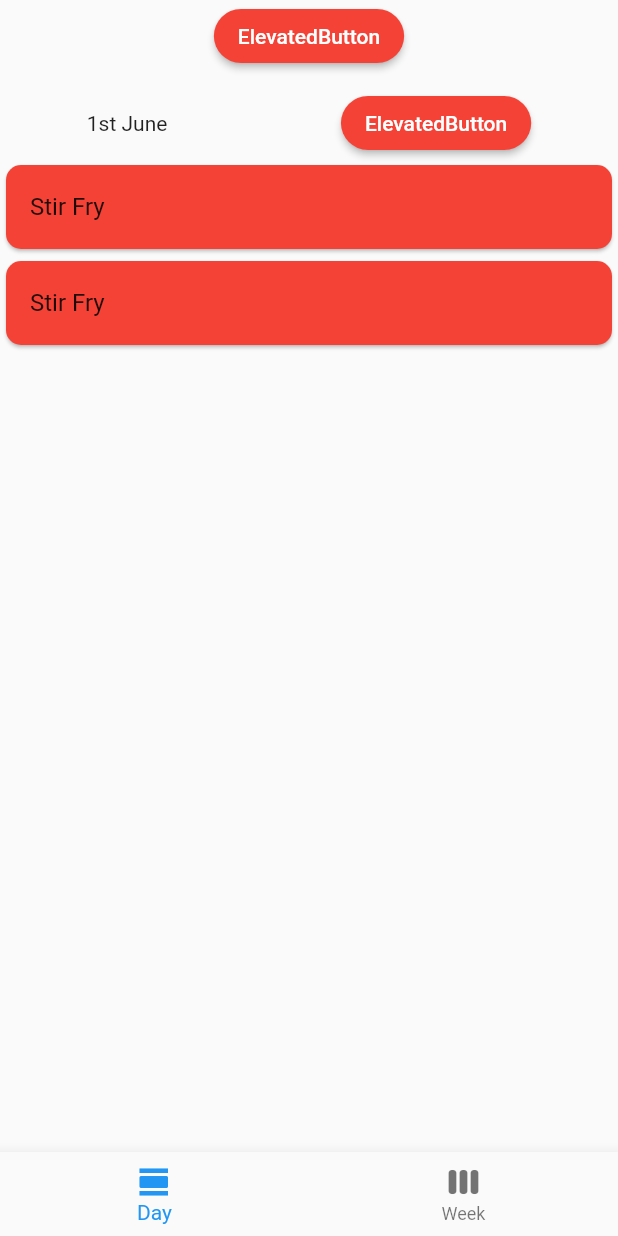
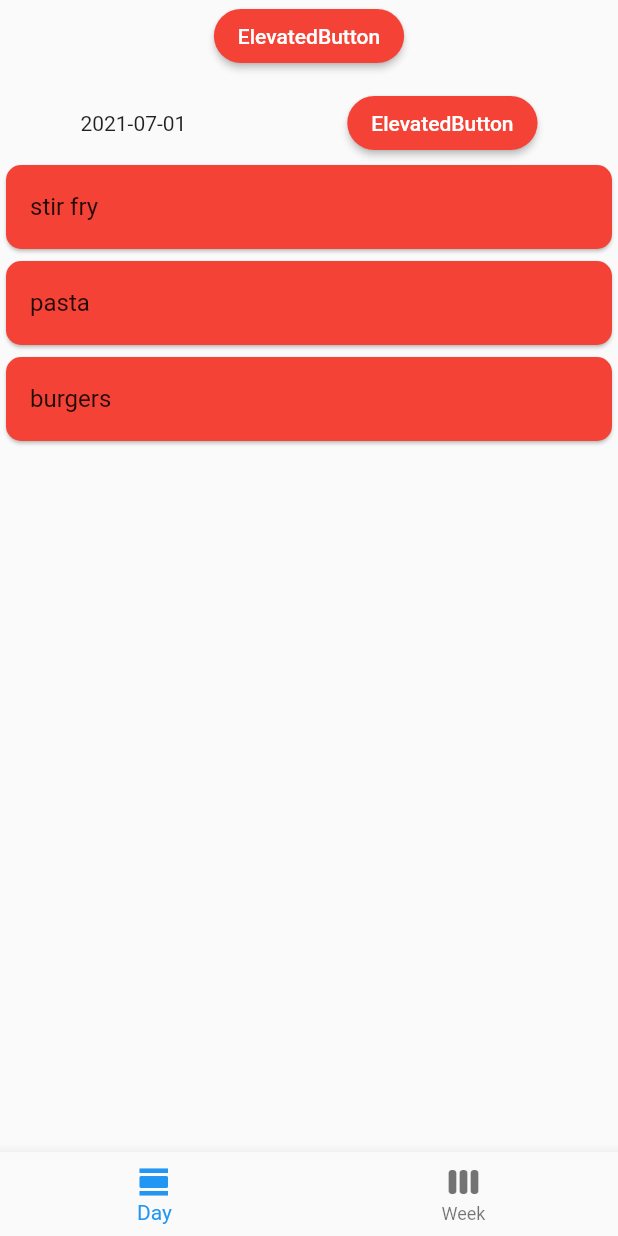
Before and after one commit to hungrymissilepod/meal_planner, a Flutter app: the screen it shows after launch, on a phone screen of 412 x 824 dp. Run offline on Flutter 3.47's test engine with Material 2 defaults, Android fonts, the phone set to English and light mode, and no system bars; our stand-ins replace bloc, equatable, flutter_bloc.

Commit message:
Show meals for certain days

```diff
--- a/configs/meals.json
+++ b/configs/meals.json
@@ -4,7 +4,8 @@
       "date": "2021-07-01",
       "meals": [
         "stir fry",
-        "pasta"
+        "pasta",
+        "burgers"
       ]
     },
     {
--- a/lib/main.dart
+++ b/lib/main.dart
@@ -3,6 +3,7 @@ import 'package:flutter/material.dart';
 /// Bloc + Cubit
 import 'package:flutter_bloc/flutter_bloc.dart';
 import 'package:mealplanner/cubit/planner_cubit.dart';
+import 'package:mealplanner/models/planner_models.dart';
 import 'package:mealplanner/models/planner_repository.dart';
 
 void main() {
@@ -33,6 +34,7 @@ class MyHomePage extends StatefulWidget {
 
 class _MyHomePageState extends State<MyHomePage> {
 
+  // TODO: create TEST button to add a meal to a day. Ensure that state and widgets are updated and we always see up to date planner
   // TODO: ensure we can add meals from list for certain days
   // TODO: clean up code and UI - get basic UI looking as it should
   // TODO: create Meals list screen
@@ -67,15 +69,13 @@ class _MyHomePageState extends State<MyHomePage> {
     return BlocBuilder<PlannerCubit, PlannerState>(
       builder: (context, state) {
         if (state is PlannerLoaded) {
-          print(state.weekPlan.days[0].date);
-          print(state.weekPlan.days[0].meals.toString());
           return Scaffold(
             body: PageView(
               onPageChanged: _setCurrentPage, /// this ensures that the correct page is highlighted when scrolling to different page
               controller: _pageController,
               children: [
-                DayPage(),
-                WeekPage(),
+                DayPage(state),
+                WeekPage(state), // TODO: should we be passing state like this??
               ],
             ),
             bottomNavigationBar: BottomNavigationBar(
@@ -101,7 +101,8 @@ class _MyHomePageState extends State<MyHomePage> {
 }
 
 class DayPage extends StatelessWidget {
-  const DayPage({ Key key }) : super(key: key);
+  const DayPage(this.state, { Key key }) : super(key: key);
+  final PlannerLoaded state;
 
   @override
   Widget build(BuildContext context) {
@@ -113,7 +114,8 @@ class DayPage extends StatelessWidget {
             children: [
               CustomButton(), // TODO: date picker button
               SizedBox(height: 10),
-              MealsForDay(),
+              MealsForDay(state.weekPlan.days[0]),
+              // TODO: show meals for the CURRENT DATE (need device datetime and get from PlannerCubit)
             ],
           ),
         ),
@@ -123,7 +125,8 @@ class DayPage extends StatelessWidget {
 }
 
 class WeekPage extends StatelessWidget {
-  const WeekPage({ Key key }) : super(key: key);
+  const WeekPage(this.state, { Key key }) : super(key: key);
+  final PlannerLoaded state;
 
   @override
   Widget build(BuildContext context) {
@@ -131,13 +134,11 @@ class WeekPage extends StatelessWidget {
       child: SingleChildScrollView(
         physics: BouncingScrollPhysics(parent: AlwaysScrollableScrollPhysics()),
         child: Center(
-          child: Column(
-            children: [
-              MealsForDay(),
-              MealsForDay(),
-              MealsForDay(),
-              MealsForDay(),
-            ],
+          child: ColumnBuilder(
+            itemCount: state.weekPlan.days.length,
+            itemBuilder: (context, index) {
+              return MealsForDay(state.weekPlan.days[index]);
+            },
           ),
         ),
       ),
@@ -145,30 +146,29 @@ class WeekPage extends StatelessWidget {
   }
 }
 
-// TODO: should show correct date
 // TODO: should get data from JSON or somewhere and show meals for THAT date
 // TODO: rename to something better
 class MealsForDay extends StatelessWidget {
-  const MealsForDay({
-    Key key,
-  }) : super(key: key);
+  const MealsForDay(this.dayPlan, { Key key }) : super(key: key);
+  final DayPlan dayPlan;
 
   @override
   Widget build(BuildContext context) {
+    print(dayPlan.date);
     return Column(
       children: [
         Row(
           mainAxisAlignment: MainAxisAlignment.spaceAround,
           children: [
-            Text('1st June'),
+            Text(dayPlan.date), // TODO: show in correct format
             CustomButton(),
           ],
         ),
-        // TODO: should show all meals for this day
+        // TODO: if no meals for this day, show some text instead 'No meals for this day'
         ColumnBuilder(
-          itemCount: 2,
+          itemCount: dayPlan.meals.length,
           itemBuilder: (context, index) {
-            return CustomListTile();
+            return MealTile(dayPlan.meals[index]);
           },
         ),
       ],
@@ -204,16 +204,14 @@ class ColumnBuilder extends StatelessWidget {
       mainAxisAlignment: this.mainAxisAlignment,
       verticalDirection: this.verticalDirection,
       children:
-          new List.generate(this.itemCount, (index) => this.itemBuilder(context, index)).toList(),
+        new List.generate(this.itemCount, (index) => this.itemBuilder(context, index)).toList(),
     );
   }
 }
 
-// TODO: this widget should take a title as arguement
-class CustomListTile extends StatelessWidget {
-  const CustomListTile({
-    Key key,
-  }) : super(key: key);
+class MealTile extends StatelessWidget {
+  const MealTile(this.label, { Key key }) : super(key: key);
+  final String label;
 
   @override
   Widget build(BuildContext context) {
@@ -221,7 +219,7 @@ class CustomListTile extends StatelessWidget {
       shape: RoundedRectangleBorder(borderRadius: BorderRadius.circular(10)),
       color: Colors.red,
       child: ListTile(
-        title: Text('Stir Fry'),
+        title: Text(label),
       ),
     );
   }
@@ -229,9 +227,7 @@ class CustomListTile extends StatelessWidget {
 
 // TODO: this widget should take label and ontap as arguements
 class CustomButton extends StatelessWidget {
-  const CustomButton({
-    Key key,
-  }) : super(key: key);
+  const CustomButton({ Key key }) : super(key: key);
 
   @override
   Widget build(BuildContext context) {
```
